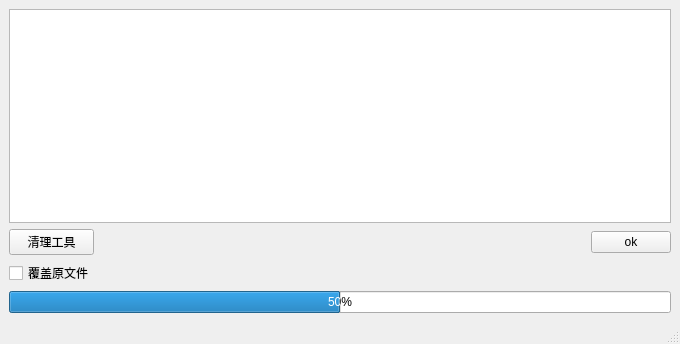
Qt form mainGUI2.ui (mon6912640/pyqtTest) before a commit.
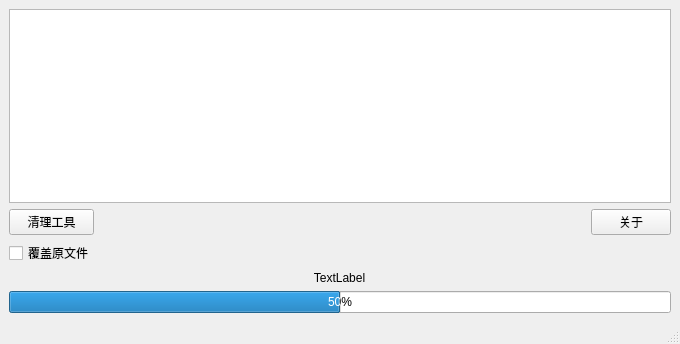
The same form after that commit. Icons and pictures are not drawn.

What changed in the file:
```diff
--- a/mainGUI2.ui
+++ b/mainGUI2.ui
@@ -21,7 +21,7 @@
     <item row="3" column="3">
      <widget class="QPushButton" name="pushButton">
       <property name="text">
-       <string>ok</string>
+       <string>关于</string>
       </property>
       <property name="icon">
        <iconset resource="res.qrc">
@@ -82,6 +82,16 @@
       </property>
      </widget>
     </item>
+    <item row="5" column="1">
+     <widget class="QLabel" name="tfPg">
+      <property name="text">
+       <string>TextLabel</string>
+      </property>
+      <property name="alignment">
+       <set>Qt::AlignCenter</set>
+      </property>
+     </widget>
+    </item>
    </layout>
   </widget>
   <widget class="QMenuBar" name="menubar">
```
Left out of the diff: 10 changed lines with no effect on the pictures.
